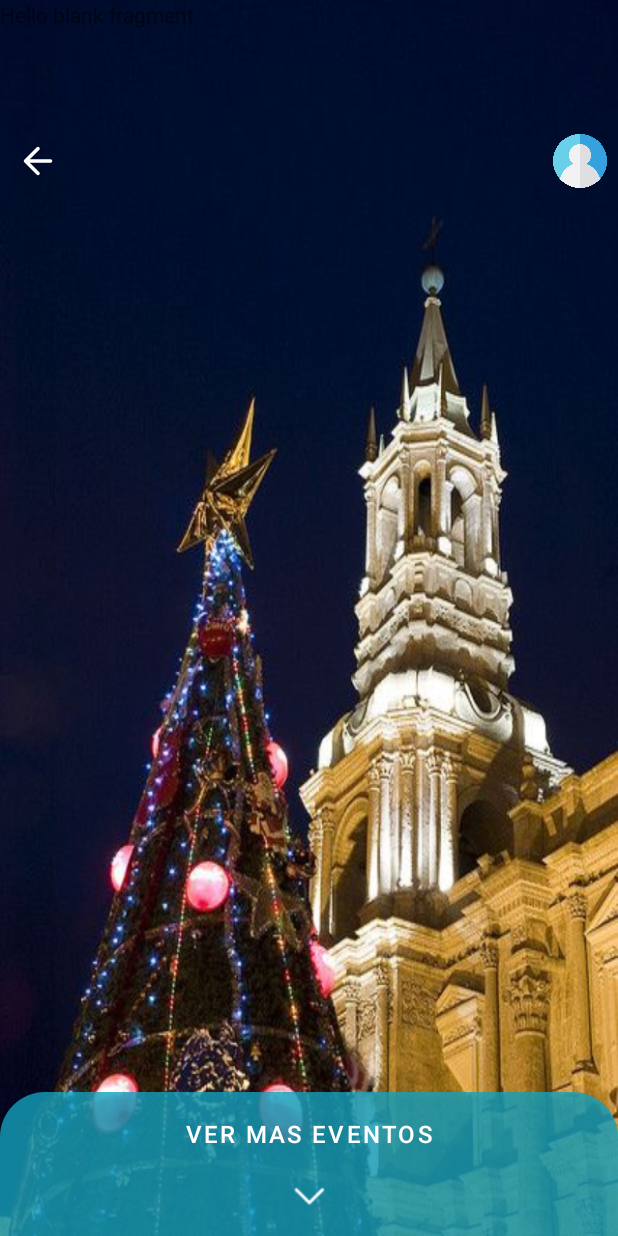
After one commit to EleoRomario/IDNP-Grupo01-Proyecto-Final, an Android app: the EventOverview screen opened through its navigation route, on a phone screen of 412 x 824 dp. The commit adds this screen. Run offline under Robolectric (Android 15) with nearby library versions, the phone set to English and light mode, and no system bars.

Commit message:
Añade navegación entre componentes

```diff
--- a/app/src/main/AndroidManifest.xml
+++ b/app/src/main/AndroidManifest.xml
@@ -21,7 +21,6 @@
             android:exported="true">
             <intent-filter>
                 <action android:name="android.intent.action.MAIN" />
-
                 <category android:name="android.intent.category.LAUNCHER" />
             </intent-filter>
         </activity>
--- /dev/null
+++ b/app/src/main/java/idnp/grupo_uno/proyecto_final/EventOverview.java
@@ -0,0 +1,64 @@
+package idnp.grupo_uno.proyecto_final;
+
+import android.os.Bundle;
+
+import androidx.fragment.app.Fragment;
+
+import android.view.LayoutInflater;
+import android.view.View;
+import android.view.ViewGroup;
+
+/**
+ * A simple {@link Fragment} subclass.
+ * Use the {@link EventOverview#newInstance} factory method to
+ * create an instance of this fragment.
+ */
+public class EventOverview extends Fragment {
+
+    // TODO: Rename parameter arguments, choose names that match
+    // the fragment initialization parameters, e.g. ARG_ITEM_NUMBER
+    private static final String ARG_PARAM1 = "param1";
+    private static final String ARG_PARAM2 = "param2";
+
+    // TODO: Rename and change types of parameters
+    private String mParam1;
+    private String mParam2;
+
+    public EventOverview() {
+        // Required empty public constructor
+    }
+
+    /**
+     * Use this factory method to create a new instance of
+     * this fragment using the provided parameters.
+     *
+     * @param param1 Parameter 1.
+     * @param param2 Parameter 2.
+     * @return A new instance of fragment EventOverview.
+     */
+    // TODO: Rename and change types and number of parameters
+    public static EventOverview newInstance(String param1, String param2) {
+        EventOverview fragment = new EventOverview();
+        Bundle args = new Bundle();
+        args.putString(ARG_PARAM1, param1);
+        args.putString(ARG_PARAM2, param2);
+        fragment.setArguments(args);
+        return fragment;
+    }
+
+    @Override
+    public void onCreate(Bundle savedInstanceState) {
+        super.onCreate(savedInstanceState);
+        if (getArguments() != null) {
+            mParam1 = getArguments().getString(ARG_PARAM1);
+            mParam2 = getArguments().getString(ARG_PARAM2);
+        }
+    }
+
+    @Override
+    public View onCreateView(LayoutInflater inflater, ViewGroup container,
+                             Bundle savedInstanceState) {
+        // Inflate the layout for this fragment
+        return inflater.inflate(R.layout.fragment_event_overview, container, false);
+    }
+}
--- a/app/src/main/res/layout/activity_main.xml
+++ b/app/src/main/res/layout/activity_main.xml
@@ -4,61 +4,18 @@
     xmlns:tools="http://schemas.android.com/tools"
     android:layout_width="match_parent"
     android:layout_height="match_parent"
-    android:background="@drawable/bg"
     tools:context=".MainActivity">
 
-
-    <FrameLayout
-        android:id="@+id/fragment_events"
-        android:layout_width="match_parent"
-        android:layout_height="match_parent"
-        tools:layout_editor_absoluteY="60dp"
-        android:background="@null">
-
-        <Button
-            android:id="@+id/btn_events_list"
-            android:layout_width="match_parent"
-            android:layout_height="96dp"
-            android:layout_gravity="bottom"
-            android:background="@drawable/btn_more_events"
-            android:drawableBottom="@drawable/bottom"
-            android:text="Ver mas eventos"
-            android:textColor="#FFFFFF"
-            android:textSize="16sp"
-            app:backgroundTint="@null" />
-    </FrameLayout>
-
-    <FrameLayout
-        android:id="@+id/fragment_register"
-        android:layout_width="409dp"
-        android:layout_height="657dp"
+    <androidx.fragment.app.FragmentContainerView
+        android:id="@+id/nav_host_fragment"
+        android:name="androidx.navigation.fragment.NavHostFragment"
+        android:layout_width="0dp"
+        android:layout_height="0dp"
+        app:defaultNavHost="true"
         app:layout_constraintBottom_toBottomOf="parent"
         app:layout_constraintEnd_toEndOf="parent"
         app:layout_constraintStart_toStartOf="parent"
-        app:layout_constraintTop_toTopOf="parent">
+        app:layout_constraintTop_toTopOf="parent"
+        app:navGraph="@navigation/nav_graph" />
 
-        <ImageButton
-            android:id="@+id/btn_back"
-            android:layout_width="48dp"
-            android:layout_height="48dp"
-            android:layout_gravity="left"
-            android:background="@null"
-            android:contentDescription="TODO"
-            android:padding="13dp"
-            android:scaleType="fitCenter"
-            android:src="@drawable/back"
-            tools:ignore="SpeakableTextPresentCheck" />
-
-        <ImageButton
-            android:id="@+id/btn_login_register"
-            android:layout_width="48dp"
-            android:layout_height="48dp"
-            android:layout_gravity="right"
-            android:background="@null"
-            android:padding="6dp"
-            android:scaleType="fitCenter"
-            android:src="@drawable/user"
-            tools:ignore="SpeakableTextPresentCheck" />
-
-    </FrameLayout>
 </androidx.constraintlayout.widget.ConstraintLayout>
--- /dev/null
+++ b/app/src/main/res/layout/fragment_event_overview.xml
@@ -0,0 +1,68 @@
+<?xml version="1.0" encoding="utf-8"?>
+<androidx.constraintlayout.widget.ConstraintLayout xmlns:android="http://schemas.android.com/apk/res/android"
+    xmlns:app="http://schemas.android.com/apk/res-auto"
+    xmlns:tools="http://schemas.android.com/tools"
+    android:layout_width="match_parent"
+    android:layout_height="match_parent"
+    android:background="@drawable/bg"
+    tools:context=".EventOverview">
+
+    <TextView
+        android:layout_width="match_parent"
+        android:layout_height="match_parent"
+        android:text="@string/hello_blank_fragment" />
+
+    <FrameLayout
+        android:id="@+id/fragment_events"
+        android:layout_width="match_parent"
+        android:layout_height="match_parent"
+        android:background="@null"
+        tools:layout_editor_absoluteY="60dp">
+
+        <Button
+            android:id="@+id/btn_events_list"
+            android:layout_width="match_parent"
+            android:layout_height="96dp"
+            android:layout_gravity="bottom"
+            android:background="@drawable/btn_more_events"
+            android:drawableBottom="@drawable/bottom"
+            android:text="Ver mas eventos"
+            android:textColor="#FFFFFF"
+            android:textSize="16sp" />
+    </FrameLayout>
+
+    <FrameLayout
+        android:id="@+id/fragment_register"
+        android:layout_width="409dp"
+        android:layout_height="657dp"
+        app:layout_constraintBottom_toBottomOf="parent"
+        app:layout_constraintEnd_toEndOf="parent"
+        app:layout_constraintStart_toStartOf="parent"
+        app:layout_constraintTop_toTopOf="parent">
+
+        <ImageButton
+            android:id="@+id/btn_back"
+            android:layout_width="48dp"
+            android:layout_height="48dp"
+            android:layout_gravity="left"
+            android:background="@null"
+            android:contentDescription="TODO"
+            android:padding="13dp"
+            android:scaleType="fitCenter"
+            android:src="@drawable/back"
+            tools:ignore="SpeakableTextPresentCheck" />
+
+        <ImageButton
+            android:id="@+id/btn_login_register"
+            android:layout_width="48dp"
+            android:layout_height="48dp"
+            android:layout_gravity="right"
+            android:background="@null"
+            android:padding="6dp"
+            android:scaleType="fitCenter"
+            android:src="@drawable/user"
+            tools:ignore="SpeakableTextPresentCheck" />
+
+    </FrameLayout>
+
+</androidx.constraintlayout.widget.ConstraintLayout>
--- a/app/src/main/res/navigation/nav_graph.xml
+++ b/app/src/main/res/navigation/nav_graph.xml
@@ -3,26 +3,48 @@
     xmlns:app="http://schemas.android.com/apk/res-auto"
     xmlns:tools="http://schemas.android.com/tools"
     android:id="@+id/nav_graph"
-    app:startDestination="@id/FirstFragment">
-
+    app:startDestination="@id/registerFragment">
     <fragment
-        android:id="@+id/FirstFragment"
-        android:name="idnp.grupo_uno.proyecto_final.FirstFragment"
-        android:label="@string/first_fragment_label"
-        tools:layout="@layout/fragment_first">
-
+        android:id="@+id/registerFragment"
+        android:name="idnp.grupo_uno.proyecto_final.ui.register.RegisterFragment"
+        android:label="fragment_register"
+        tools:layout="@layout/fragment_register" >
         <action
-            android:id="@+id/action_FirstFragment_to_SecondFragment"
-            app:destination="@id/SecondFragment" />
+            android:id="@+id/action_registerFragment_to_eventsListFragment"
+            app:destination="@id/eventsListFragment" />
     </fragment>
     <fragment
-        android:id="@+id/SecondFragment"
-        android:name="idnp.grupo_uno.proyecto_final.SecondFragment"
-        android:label="@string/second_fragment_label"
-        tools:layout="@layout/fragment_second">
-
+        android:id="@+id/eventsListFragment"
+        android:name="idnp.grupo_uno.proyecto_final.ui.events.EventsListFragment"
+        android:label="fragment_events_list"
+        tools:layout="@layout/fragment_events_list" >
         <action
-            android:id="@+id/action_SecondFragment_to_FirstFragment"
-            app:destination="@id/FirstFragment" />
+            android:id="@+id/action_eventsListFragment_to_eventOverview"
+            app:destination="@id/eventOverview" />
+        <action
+            android:id="@+id/action_eventsListFragment_to_registerFragment"
+            app:destination="@id/registerFragment"
+            app:popUpTo="@id/registerFragment" />
+    </fragment>
+    <fragment
+        android:id="@+id/eventOverview"
+        android:name="idnp.grupo_uno.proyecto_final.EventOverview"
+        android:label="fragment_event_overview"
+        tools:layout="@layout/fragment_event_overview" >
+        <action
+            android:id="@+id/action_eventOverview_to_eventDetailFragment"
+            app:destination="@id/eventDetailFragment" />
+        <action
+            android:id="@+id/action_eventOverview_to_registerFragment2"
+            app:destination="@id/registerFragment" />
+    </fragment>
+    <fragment
+        android:id="@+id/eventDetailFragment"
+        android:name="idnp.grupo_uno.proyecto_final.EventDetailFragment"
+        android:label="fragment_event_detail"
+        tools:layout="@layout/fragment_event_detail" >
+        <action
+            android:id="@+id/action_eventDetailFragment_to_registerFragment"
+            app:destination="@id/registerFragment" />
     </fragment>
 </navigation>
--- a/app/src/main/res/values-night/themes.xml
+++ b/app/src/main/res/values-night/themes.xml
@@ -1,6 +1,6 @@
 <resources xmlns:tools="http://schemas.android.com/tools">
     <!-- Base application theme. -->
-    <style name="Theme.IDNPGrupo01ProyectoFinal" parent="Theme.MaterialComponents.DayNight.DarkActionBar">
+    <style name="Theme.IDNPGrupo01ProyectoFinal" parent="Theme.MaterialComponents.DayNight.NoActionBar">
         <!-- Primary brand color. -->
         <item name="colorPrimary">@color/azul</item>
         <item name="colorPrimaryVariant">@color/purple_700</item>
```
Also changed, not shown: app/src/main/java/idnp/grupo_uno/proyecto_final/EventDetailFragment.java (added, +64 -0 lines), app/src/main/java/idnp/grupo_uno/proyecto_final/FirstFragment.java (deleted, +0 -47 lines), app/src/main/java/idnp/grupo_uno/proyecto_final/MainActivity.java (+1 -25 lines), app/src/main/java/idnp/grupo_uno/proyecto_final/SecondFragment.java (deleted, +0 -47 lines), app/src/main/res/layout/fragment_event_detail.xml (added, +14 -0 lines), app/src/main/res/layout/fragment_first.xml (deleted, +0 -28 lines), app/src/main/res/layout/fragment_second.xml (deleted, +0 -27 lines), 1 other file.
